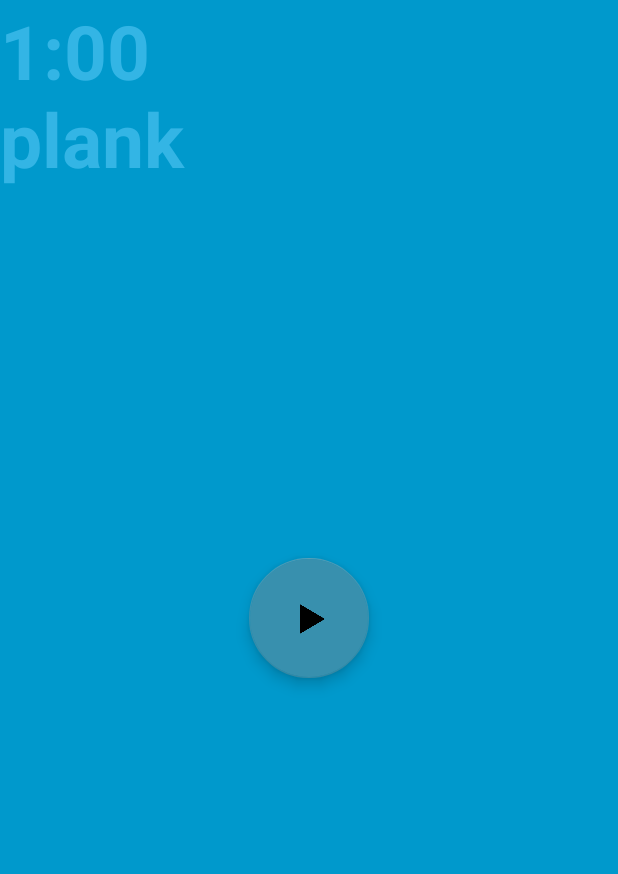
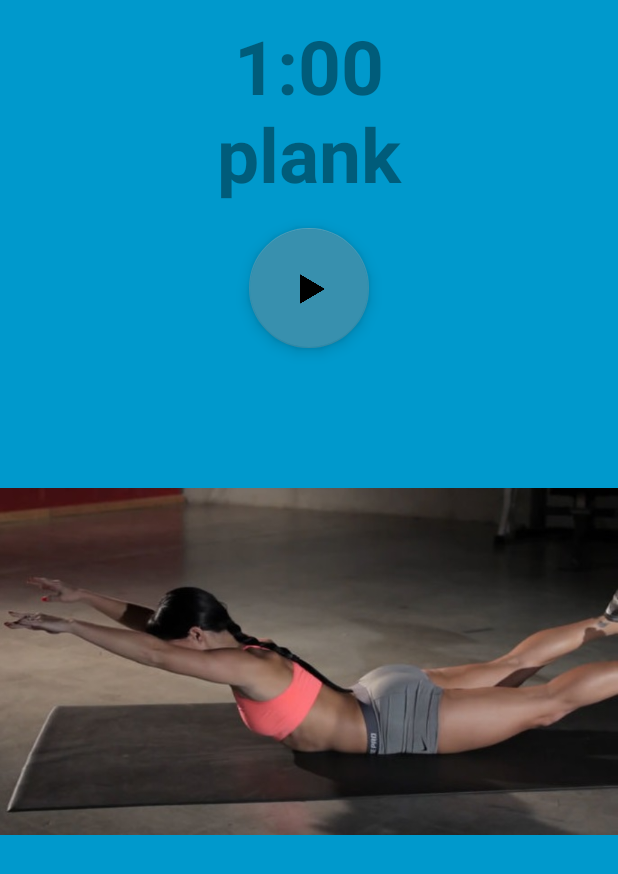
Before and after one commit to climbz/Strongcode, an Android app: the AutoWarmupTimer screen opened directly, with no data from a screen before it, on a phone screen of 412 x 824 dp. Shown: the top 874 px of the screen. Run offline under Robolectric (Android 15) with nearby library versions, the phone set to English and light mode, and no system bars.

Commit message:
AutoWarmupTimer Layout changes and cleanup
For AutoWarmupTimer:
-Changed from FrameLayout to RelativeLayout
-Reorganized AutoWarmupTimer objects
-Fixed display of rest timer
-Commented out old timer code for possible reuse (see TODOs)
-Deleted excess/old code and drawables

```diff
--- a/app/src/main/java/com/climbz/strongcode/AutoWarmupTimer.java
+++ b/app/src/main/java/com/climbz/strongcode/AutoWarmupTimer.java
@@ -57,7 +57,6 @@ public class AutoWarmupTimer extends AppCompatActivity {
                     | View.SYSTEM_UI_FLAG_HIDE_NAVIGATION);
         }
     };
-    private View mControlsView;
     private final Runnable mShowPart2Runnable = new Runnable() {
         @Override
         public void run() {
@@ -66,7 +65,6 @@ public class AutoWarmupTimer extends AppCompatActivity {
             if (actionBar != null) {
                 actionBar.show();
             }
-            mControlsView.setVisibility(View.VISIBLE);
         }
     };
     private boolean mVisible;
@@ -91,22 +89,23 @@ public class AutoWarmupTimer extends AppCompatActivity {
         }
     };
 
-    //My code
-    TextView clockText;
-    long startTime = 0;
-    boolean alarm = false;
-    CountDownTimer countdown;
-    CountDownTimer countdownRest;
-    int numExercises = 6; //number of exercises (planks for example)
-    int holdTime = 60; //seconds
-    int restTime = 4; //seconds
-    boolean rest = true;
-    int round = 0; //0 of numExercises exercises left to do
-    String[] planks = {"plank","Right side plank","Left side plank","reverse plank","hollow hold","supermeng"};
 
+    //TODO: Deal with old timer code, consider usage instead of CountDownTimer
+    //long startTime = 0;
+    //boolean alarm = false;
+    private TextView clockText;
+    private CountDownTimer countdown;
+    private CountDownTimer countdownRest;
+    private int numExercises = 6; //number of exercises (planks for example)
+    private int holdTime = 60; //seconds
+    private int restTime = 4; //seconds
+    private boolean rest = true;
+    private int round = 0; //0 of numExercises exercises left to do
+    private String[] planks = {"plank","Right side plank","Left side plank","reverse plank","hollow hold","supermeng"};
 
+    //TODO: Deal with old timer code, consider usage instead of CountDownTimer
     //runs without a timer by reposting this handler at the end of the runnable
-    Handler timerHandler = new Handler();
+    /*Handler timerHandler = new Handler();
     Runnable timerRunnable = new Runnable() {
 
         @Override
@@ -123,7 +122,7 @@ public class AutoWarmupTimer extends AppCompatActivity {
             }
             timerHandler.postDelayed(this, 500);
         }
-    };
+    };*/
 
     private void playAlarm(){
         final MediaPlayer mpAlarm = MediaPlayer.create(this, R.raw.donnng);
@@ -142,13 +141,11 @@ public class AutoWarmupTimer extends AppCompatActivity {
         setContentView(R.layout.activity_auto_warmup_timer);
 
         mVisible = true;
-        mControlsView = findViewById(R.id.fullscreen_content_controls);
         mContentView = findViewById(R.id.fullscreen_text);
         clockText = (TextView)findViewById(R.id.fullscreen_text);
         clockText.setText("1:00" + "\n" + planks[round]); //TODO: don't hardcode the time
 
         createTimers();
-
 
         // Set up the user interaction to manually show or hide the system UI.
         mContentView.setOnClickListener(new View.OnClickListener() {
@@ -170,30 +167,20 @@ public class AutoWarmupTimer extends AppCompatActivity {
 
         // Upon interacting with UI controls, delay any scheduled hide()
         // operations to prevent the jarring behavior of controls going away
-        // while interacting with the UI.
-        findViewById(R.id.dummy_button).setOnTouchListener(mDelayHideTouchListener);
+        // while interacting with the UI. (Auto-generated fullscreen activity comment)
 
-        Button button = (Button)findViewById(R.id.dummy_button);
-        button.setText("Start");
-
-        button.setOnTouchListener(new View.OnTouchListener() {
-
-            @Override
-            public boolean onTouch(View v, MotionEvent event) {
-                //mp.start();
-                Button b = (Button) v;
-                if (b.getText().equals("Stop")) {
+        //TODO: Deal with old timer code, consider usage instead of CountDownTimer
+               /* if (b.getText().equals("Stop")) {
                     timerHandler.removeCallbacks(timerRunnable);
                     b.setText("Start");
                 } else {
                     startTime = System.currentTimeMillis();
                     timerHandler.postDelayed(timerRunnable, 0);
                     b.setText("Stop");
-                }
-                return false;
-            }
-        });
+                }*/
+
     }
+
     private void createTimers(){
         countdown = new CountDownTimer(holdTime*1000, 1000) {
 
@@ -220,7 +207,10 @@ public class AutoWarmupTimer extends AppCompatActivity {
         countdownRest = new CountDownTimer(restTime*1000, 1000) {
 
             public void onTick(long millisUntilFinished) {
-                clockText.setText("0:" + millisUntilFinished / 1000);
+                int seconds = (int) (millisUntilFinished / 1000);
+                int minutes = seconds / 60;
+                seconds = seconds % 60;
+                clockText.setText(String.format("%d:%02d", minutes, seconds) + "\nRest before:\n"+ planks[round]);
                 android.util.Log.d("Derek", "restTimer millis:" + millisUntilFinished);
             }
 
@@ -241,14 +231,12 @@ public class AutoWarmupTimer extends AppCompatActivity {
         countdownRest.start();
     }
 
-
-    @Override
+    //TODO: Deal with old timer code, consider usage instead of CountDownTimer
+   /* @Override
     public void onPause() {
         super.onPause();
         timerHandler.removeCallbacks(timerRunnable);
-        Button b = (Button)findViewById(R.id.dummy_button);
-        b.setText("start");
-    }
+    }*/
 
     @Override
     protected void onPostCreate(Bundle savedInstanceState) {
@@ -260,6 +248,7 @@ public class AutoWarmupTimer extends AppCompatActivity {
         delayedHide(100);
     }
 
+    //TODO: Fix crippled fullscreen behavior
     private void toggle() {
         if (mVisible) {
             hide();
@@ -274,7 +263,6 @@ public class AutoWarmupTimer extends AppCompatActivity {
         if (actionBar != null) {
             actionBar.hide();
         }
-        mControlsView.setVisibility(View.GONE);
         mVisible = false;
 
         // Schedule a runnable to remove the status and navigation bar after a delay
--- a/app/src/main/res/layout/activity_auto_warmup_timer.xml
+++ b/app/src/main/res/layout/activity_auto_warmup_timer.xml
@@ -1,4 +1,4 @@
-<FrameLayout xmlns:android="http://schemas.android.com/apk/res/android"
+<RelativeLayout xmlns:android="http://schemas.android.com/apk/res/android"
     xmlns:tools="http://schemas.android.com/tools"
     android:layout_width="match_parent"
     android:layout_height="match_parent"
@@ -6,56 +6,35 @@
     tools:context="com.climbz.strongcode.AutoWarmupTimer"
     xmlns:app="http://schemas.android.com/apk/res-auto">
 
-    <!-- The primary full-screen view. This can be replaced with whatever view
-         is needed to present your content, e.g. VideoView, SurfaceView,
-         TextureView, etc. -->
     <TextView
         android:id="@+id/fullscreen_text"
         android:layout_width="match_parent"
-        android:layout_height="match_parent"
-        android:gravity="top"
-        android:layout_gravity="center"
+        android:layout_height="wrap_content"
+        android:gravity="center"
+        android:paddingTop="10dp"
         android:keepScreenOn="true"
         android:text="@string/dummy_content"
-        android:textColor="#33b5e5"
+        android:textColor="@color/black_overlay"
         android:textSize="50sp"
         android:textStyle="bold" />
 
     <android.support.design.widget.FloatingActionButton
         android:id="@+id/timerButton"
+        android:layout_below="@id/fullscreen_text"
         android:layout_width="wrap_content"
         android:layout_height="wrap_content"
-        android:layout_gravity="center"
+        android:layout_centerHorizontal="true"
         android:layout_margin="16dp"
         android:src="@drawable/play"
         app:backgroundTint="@color/lightblue"/>
 
-    <!-- This FrameLayout insets its children based on system windows using
-         android:fitsSystemWindows. -->
-    <FrameLayout
-        android:layout_width="match_parent"
-        android:layout_height="match_parent"
-        android:fitsSystemWindows="true">
+    <ImageView
+        android:layout_width="wrap_content"
+        android:layout_height="wrap_content"
+        android:id="@+id/imageView2"
+        android:layout_below="@+id/timerButton"
+        android:layout_alignParentStart="true"
+        android:src="@drawable/supermeng"/>
 
-        <LinearLayout
-            android:id="@+id/fullscreen_content_controls"
-            style="?metaButtonBarStyle"
-            android:layout_width="match_parent"
-            android:layout_height="wrap_content"
-            android:layout_gravity="bottom|center_horizontal"
-            android:background="@color/black_overlay"
-            android:orientation="horizontal"
-            tools:ignore="UselessParent">
 
-            <Button
-                android:id="@+id/dummy_button"
-                style="?metaButtonBarButtonStyle"
-                android:layout_width="0dp"
-                android:layout_height="wrap_content"
-                android:layout_weight="1"
-                android:text="@string/dummy_button" />
-
-        </LinearLayout>
-    </FrameLayout>
-
-</FrameLayout>
+</RelativeLayout>
```
Also changed, not shown: app/src/main/java/com/climbz/strongcode/MainActivity.java (+0 -29 lines), app/src/main/res/drawable/seven.jpg (deleted), app/src/main/res/drawable/six.jpg (deleted), app/src/main/res/drawable/supermeng.jpg (added), app/src/main/res/drawable/three.jpg (deleted), app/src/main/res/drawable/two.jpg (deleted).
